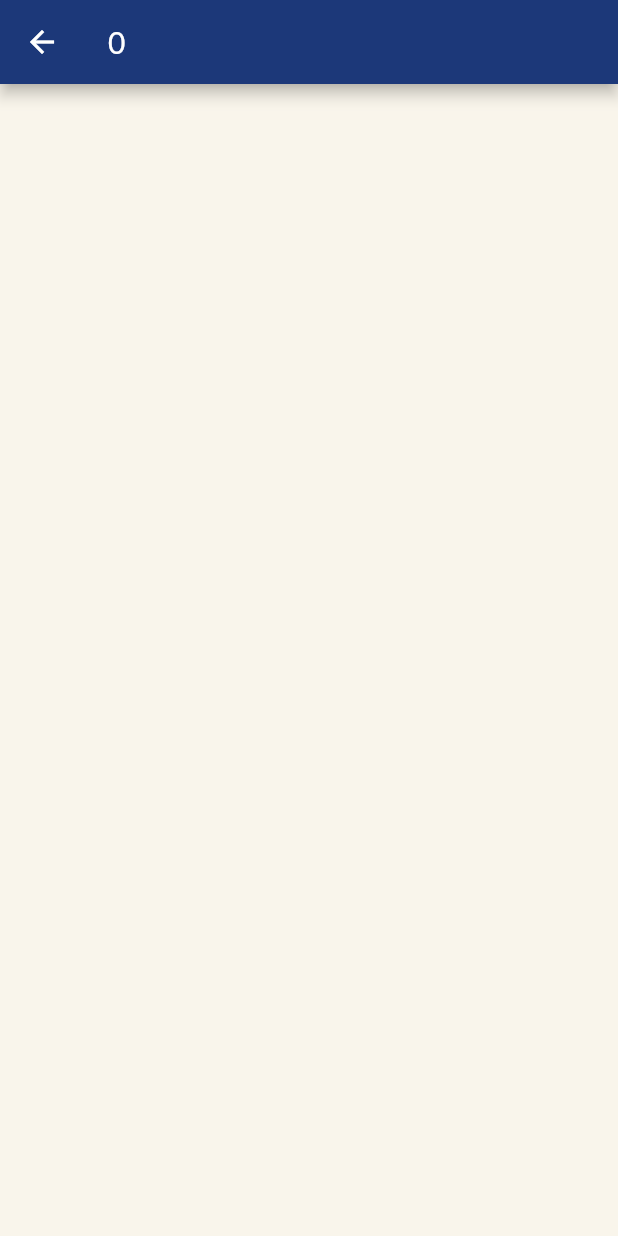
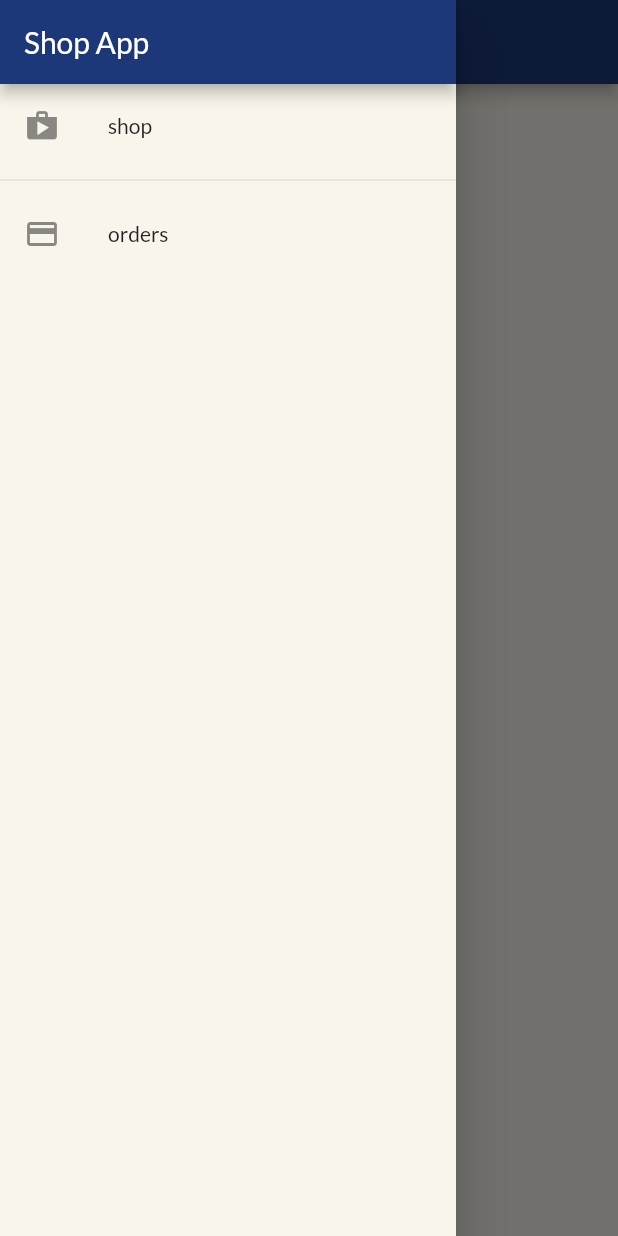
Before and after one commit to mstafamajid/shop-app, a Flutter app: the OrderScreen screen opened by its route, with the side drawer open (before the commit the screen has no drawer), on a phone screen of 412 x 824 dp. Run offline on Flutter 3.47's test engine with Material 2 defaults, Android fonts, the phone set to English and light mode, and no system bars; network calls fail.

Commit message:
add a drawer and order items

```diff
--- a/lib/main.dart
+++ b/lib/main.dart
@@ -35,8 +35,9 @@ class MyApp extends StatelessWidget {
       child: MaterialApp(
         debugShowCheckedModeBanner: false,
         theme: Mytheme(context),
-        home: ProductsOverviewScreen(),
+        initialRoute: '/',
         routes: {
+          '/':(context) => ProductsOverviewScreen(),
           Product_detail.id: (context) => Product_detail(),
           Cart_screen.id: (context) => Cart_screen(),
           OrderScreen.id: ((context) => OrderScreen()),
--- a/lib/screens/order_screen.dart
+++ b/lib/screens/order_screen.dart
@@ -3,19 +3,25 @@ import 'package:flutter/src/foundation/key.dart';
 import 'package:flutter/src/widgets/framework.dart';
 import 'package:provider/provider.dart';
 import 'package:shop_app/providers/ordered_items.dart';
+import 'package:shop_app/widgets/drawer.dart';
+import 'package:shop_app/widgets/orderItem.dart';
 
 import '../providers/ordered_items.dart';
-
 
 class OrderScreen extends StatelessWidget {
   static const String id = 'OrderScreen';
   @override
   Widget build(BuildContext context) {
-    final order =Provider.of<orders>(context);
+    final order = Provider.of<orders>(context);
     return Scaffold(
-appBar: AppBar(
-  title: Text(order.items.length.toString()),
-),
+      drawer: myDrawer(),
+      appBar: AppBar(
+        title: const Text('orders'),
+      ),
+      body: ListView.builder(
+        itemBuilder: (ctx, index) => OrderItem(orders: order.items[index]),
+        itemCount: order.items.length,
+      ),
     );
   }
 }
--- a/lib/screens/products_overview_screen.dart
+++ b/lib/screens/products_overview_screen.dart
@@ -3,6 +3,7 @@ import 'package:provider/provider.dart';
 import 'package:shop_app/providers/cart.dart';
 import 'package:shop_app/screens/cart_Screen.dart';
 import 'package:shop_app/widgets/badge.dart';
+import 'package:shop_app/widgets/drawer.dart';
 
 import '../providers/product.dart';
 import '../widgets/gridview_product_builder.dart';
@@ -20,6 +21,7 @@ class _ProductsOverviewScreenState extends State<ProductsOverviewScreen> {
   @override
   Widget build(BuildContext context) {
     return Scaffold(
+      drawer: myDrawer(),
       appBar: AppBar(
         actions: [
           PopupMenuButton(
--- /dev/null
+++ b/lib/widgets/drawer.dart
@@ -0,0 +1,34 @@
+import 'package:flutter/material.dart';
+import 'package:flutter/src/foundation/key.dart';
+import 'package:flutter/src/widgets/framework.dart';
+import 'package:shop_app/screens/order_screen.dart';
+
+class myDrawer extends StatelessWidget {
+  const myDrawer({Key? key}) : super(key: key);
+
+  @override
+  Widget build(BuildContext context) {
+    return Drawer(
+      child: Column(
+        children: [
+          AppBar(
+            title: const Text('Shop App'),
+            automaticallyImplyLeading: false,
+          ),
+          ListTile(
+            leading: Icon(Icons.shop),
+            title: Text('shop'),
+            onTap: () => Navigator.pushReplacementNamed(context, '/'),
+          ),
+          const Divider(),
+          ListTile(
+            leading: Icon(Icons.payment),
+            title: Text('orders'),
+            onTap: () =>
+                Navigator.pushReplacementNamed(context, OrderScreen.id),
+          ),
+        ],
+      ),
+    );
+  }
+}
--- a/pubspec.yaml
+++ b/pubspec.yaml
@@ -35,6 +35,7 @@ dependencies:
   # Use with the CupertinoIcons class for iOS style icons.
   cupertino_icons: ^1.0.2
   provider: ^6.0.3
+  intl: ^0.17.0
 
 dev_dependencies:
   flutter_test:
```
Also changed, not shown: lib/screens/cart_Screen.dart (+11 -6 lines), lib/widgets/orderItem.dart (added, +31 -0 lines), pubspec.lock.
